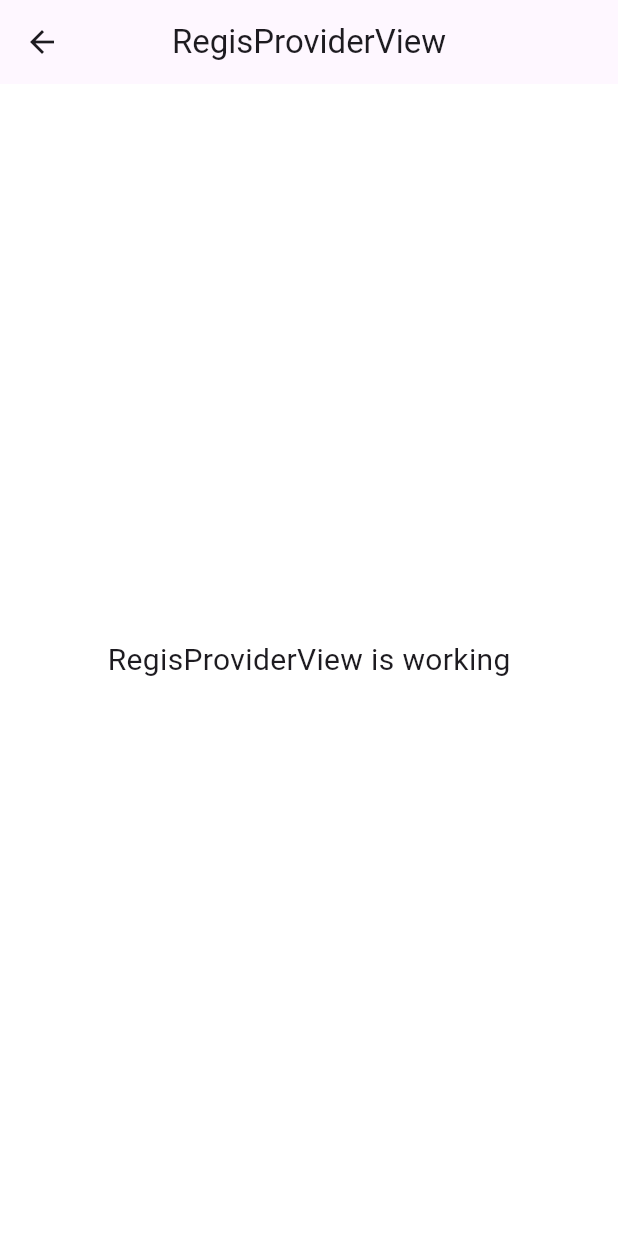
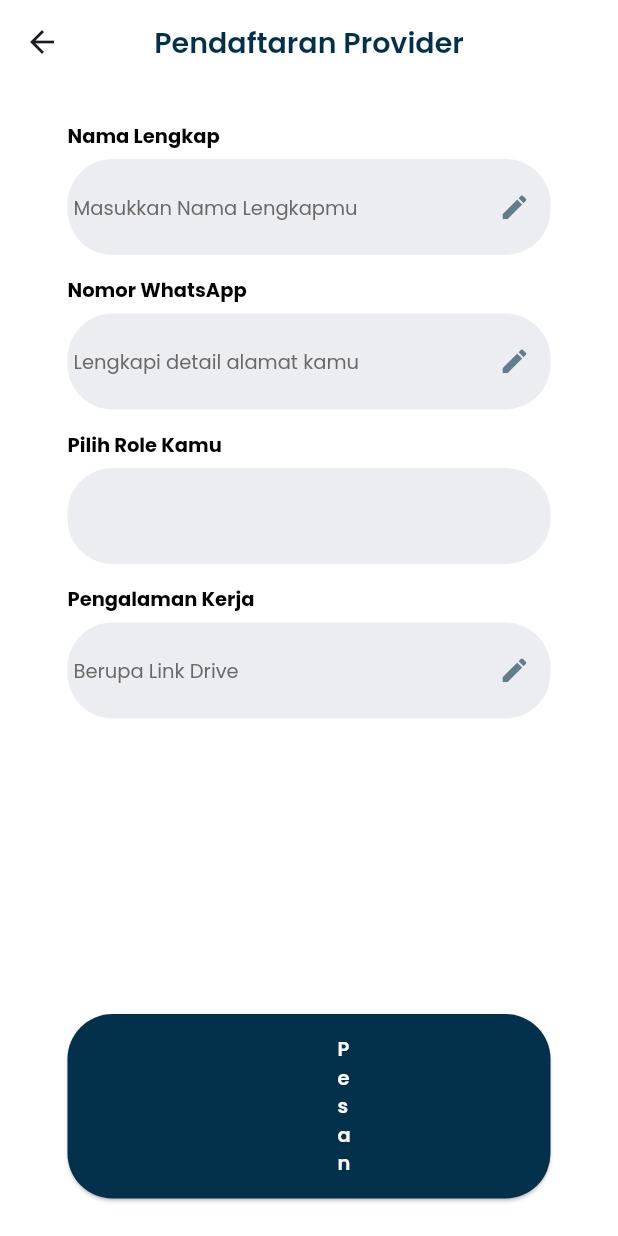
Before and after one commit to Jepretin/jepretin-frontend, a Flutter app: the RegisProviderView screen opened by its route, on a phone screen of 412 x 824 dp. Run offline on Flutter 3.47's test engine with Material 3 defaults, Android fonts, the phone set to English and light mode, and no system bars; our stand-ins replace animated_notch_bottom_bar, dartz, dio, flutter_svg, flutter_typeahead, get and 1 more; missing offline and left inert: get_cli.

Commit message:
Add Page Register Provider

```diff
--- a/lib/app/modules/auth/login/views/login_view.dart
+++ b/lib/app/modules/auth/login/views/login_view.dart
@@ -28,6 +28,7 @@ class LoginView extends GetView<LoginController> {
                     InputWithLabel(
                       label: "",
                       input: CustomInput(
+                        width: 301,
                         hintText: "Email",
                         controller: TextEditingController(),
                         onIconTap: () => {print("Hit")},
--- a/lib/app/modules/auth/register/views/register_view.dart
+++ b/lib/app/modules/auth/register/views/register_view.dart
@@ -30,6 +30,7 @@ class RegisterView extends GetView<RegisterController> {
               InputWithLabel(
                 label: "",
                 input: CustomInput(
+                  width: 301,
                   hintText: "Email",
                   controller: TextEditingController(),
                   prefixIcon: 'icons/email.svg',
@@ -38,6 +39,7 @@ class RegisterView extends GetView<RegisterController> {
               InputWithLabel(
                 label: "",
                 input: CustomInput(
+                  width: 301,
                     hintText: "Nama Lengkap",
                     controller: TextEditingController(),
                     prefixIcon: 'icons/user.svg'),
--- a/lib/app/modules/user/customer/menu_profile/regis_provider/views/regis_provider_view.dart
+++ b/lib/app/modules/user/customer/menu_profile/regis_provider/views/regis_provider_view.dart
@@ -1,6 +1,9 @@
 import 'package:flutter/material.dart';
 
 import 'package:get/get.dart';
+import 'package:jepretin/app/shared/customButton.dart';
+import 'package:jepretin/app/shared/customComponent.dart';
+import 'package:jepretin/app/themes/themes.dart';
 
 import '../controllers/regis_provider_controller.dart';
 
@@ -10,15 +13,119 @@ class RegisProviderView extends GetView<RegisProviderController> {
   Widget build(BuildContext context) {
     return Scaffold(
       appBar: AppBar(
-        title: const Text('RegisProviderView'),
+        title: const Text('Pendaftaran Provider'),
+        titleTextStyle: styletext(
+            fontsize: 19, fontWeight: semibold, color: textInputColor),
+        backgroundColor: Colors.transparent,
         centerTitle: true,
+        leading: IconButton(
+          icon: const Icon(Icons.arrow_back),
+          onPressed: () =>
+              Navigator.pop(context), // kembali ke halaman sebelumnya
+        ),
       ),
-      body: const Center(
-        child: Text(
-          'RegisProviderView is working',
-          style: TextStyle(fontSize: 20),
+      body: GetBuilder(
+        init: RegisProviderController(),
+        builder: (controller) => SingleChildScrollView(
+          padding: EdgeInsets.symmetric(horizontal: 45, vertical: 25),
+          child: Column(
+            children: [
+              InputWithLabel(
+                label: "Nama Lengkap",
+                input: CustomInput(
+                  hintText: "Masukkan Nama Lengkapmu",
+                  controller: TextEditingController(),
+                  suffixIcon: Icons.edit, // ✏️ icon di kanan
+                  onIconTap: () {
+                    print("Icon edit diklik");
+                  },
+                ),
+              ),
+              SizedBox(height: 14),
+              InputWithLabel(
+                label: "Nomor WhatsApp",
+                input: CustomInput(
+                  // width: 401,
+                  hintText: "Lengkapi detail alamat kamu",
+                  controller: TextEditingController(),
+                  suffixIcon: Icons.edit, // ✏️ icon di kanan
+                  onIconTap: () {
+                    print("Icon edit diklik");
+                  },
+                ),
+              ),
+              SizedBox(height: 14),
+              InputWithLabel(
+                label: "Pilih Role Kamu",
+                input: CustomInput(
+                  hintText: "",
+                  controller: TextEditingController(),
+                ),
+              ),
+              SizedBox(height: 14),
+              InputWithLabel(
+                label: "Pengalaman Kerja",
+                input: CustomInput(
+                  // width: 401,
+                  hintText: "Berupa Link Drive",
+                  controller: TextEditingController(),
+                  suffixIcon: Icons.edit, // ✏️ icon di kanan
+                  onIconTap: () {
+                    print("Icon edit diklik");
+                  },
+                ),
+              ),
+            ],
+          ),
+        ),
+      ),
+      bottomNavigationBar: Container(
+        padding: EdgeInsets.symmetric(horizontal: 45, vertical: 25),
+        child: Column(
+          mainAxisSize: MainAxisSize.min, // biar tingginya menyesuaikan konten
+          crossAxisAlignment: CrossAxisAlignment.start,
+          children: [
+            ElevatedButton(
+              onPressed: () {
+                // aksi pesan
+              },
+              style: ElevatedButton.styleFrom(
+                backgroundColor: const Color(0xFF03314B),
+                shape: RoundedRectangleBorder(
+                  borderRadius: BorderRadius.circular(30),
+                ),
+                padding: const EdgeInsets.symmetric(
+                  horizontal: 180,
+                  vertical: 14,
+                ),
+              ),
+              child: Column(
+                children: [
+                  Text(
+                    "Pesan",
+                    style: styletext(
+                      fontsize: 13,
+                      fontWeight: semibold,
+                      color: whiteColor,
+                    ),
+                  ),
+                ],
+              ),
+            ),
+          ],
         ),
       ),
     );
   }
 }
+
+
+Widget ValidasionProvider (){
+  return Padding(padding: EdgeInsets.all(1),);
+}
+Widget ValidasionProviderComplated (){
+  return Padding(padding: EdgeInsets.all(1),);
+}
+Widget ValidasionProviderRejected (){
+  return Padding(padding: EdgeInsets.all(1),);
+}
--- a/lib/app/shared/customComponent.dart
+++ b/lib/app/shared/customComponent.dart
@@ -43,6 +43,8 @@ class CustomInput extends StatelessWidget {
   final TextStyle? hintStyle;
   final String? prefixIcon;
   final IconData? suffixIcon;
+  final double? width;
+  final double? height;
 
   const CustomInput({
     super.key,
@@ -54,6 +56,8 @@ class CustomInput extends StatelessWidget {
     this.hintStyle,
     this.suffixIcon,
     this.prefixIcon,
+    this.width,
+    this.height,
   });
 
   @override
@@ -61,7 +65,8 @@ class CustomInput extends StatelessWidget {
     return Column(
       children: [
         Container(
-          width: 301,
+          width: width,
+          height: height,
           child: TextField(
             controller: controller,
             keyboardType: keyboardType,
```
